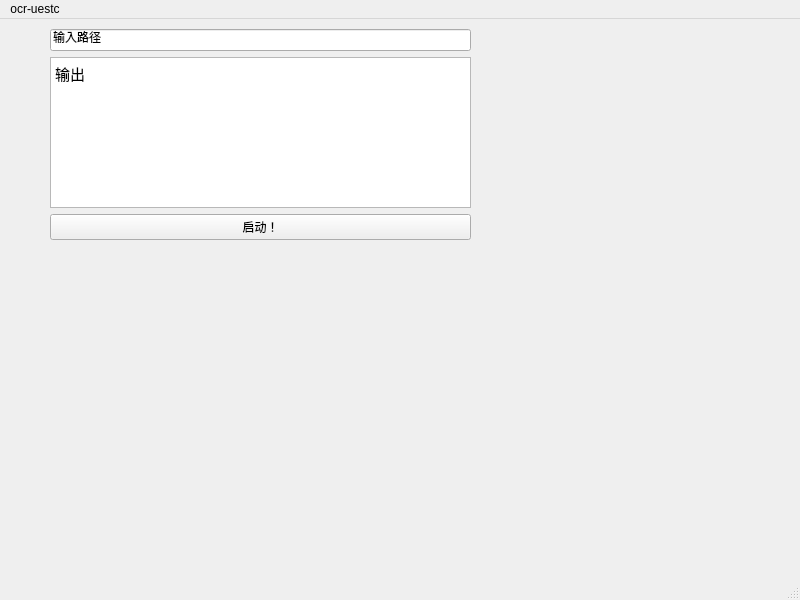
Qt form internal/frontend/mainwindow.ui (Kytolly/OCR-uestc) before a commit.
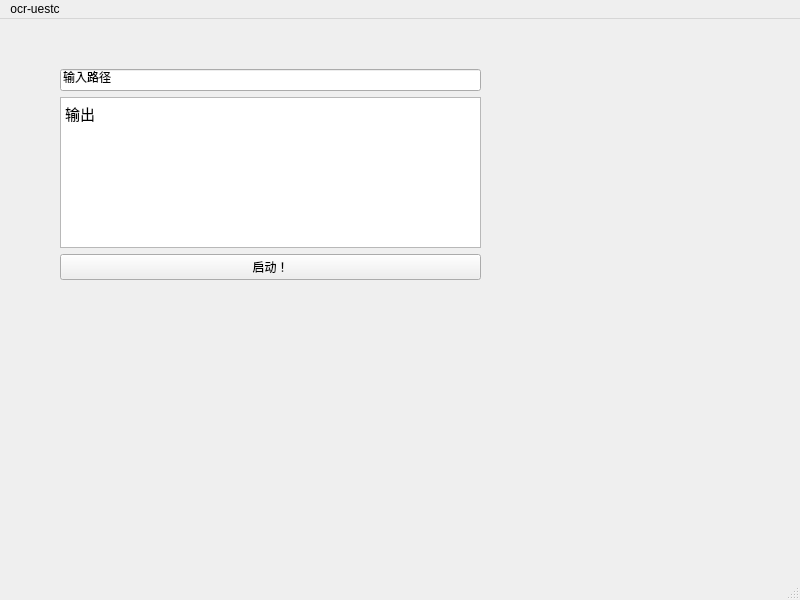
The same form after that commit.

Diff of the .ui file:
```diff
--- a/internal/frontend/mainwindow.ui
+++ b/internal/frontend/mainwindow.ui
@@ -17,8 +17,8 @@
    <widget class="QWidget" name="verticalLayoutWidget">
     <property name="geometry">
      <rect>
-      <x>50</x>
-      <y>10</y>
+      <x>60</x>
+      <y>50</y>
       <width>421</width>
       <height>211</height>
      </rect>
@@ -40,8 +40,8 @@
 hr { height: 1px; border-width: 0; }
 li.unchecked::marker { content: &quot;\2610&quot;; }
 li.checked::marker { content: &quot;\2612&quot;; }
-&lt;/style&gt;&lt;/head&gt;&lt;body style=&quot; font-family:'Ubuntu Mono'; font-size:11pt; font-weight:400; font-style:normal;&quot;&gt;
-&lt;p style=&quot; margin-top:0px; margin-bottom:0px; margin-left:0px; margin-right:0px; -qt-block-indent:0; text-indent:0px;&quot;&gt;输出&lt;/p&gt;&lt;/body&gt;&lt;/html&gt;</string>
+&lt;/style&gt;&lt;/head&gt;&lt;body style=&quot; font-family:'Microsoft YaHei UI'; font-size:9pt; font-weight:400; font-style:normal;&quot;&gt;
+&lt;p style=&quot; margin-top:0px; margin-bottom:0px; margin-left:0px; margin-right:0px; -qt-block-indent:0; text-indent:0px;&quot;&gt;&lt;span style=&quot; font-family:'Ubuntu Mono'; font-size:11pt;&quot;&gt;输出&lt;/span&gt;&lt;/p&gt;&lt;/body&gt;&lt;/html&gt;</string>
        </property>
       </widget>
      </item>
```
Left out of the diff: 2 changed lines with no effect on the pictures.
